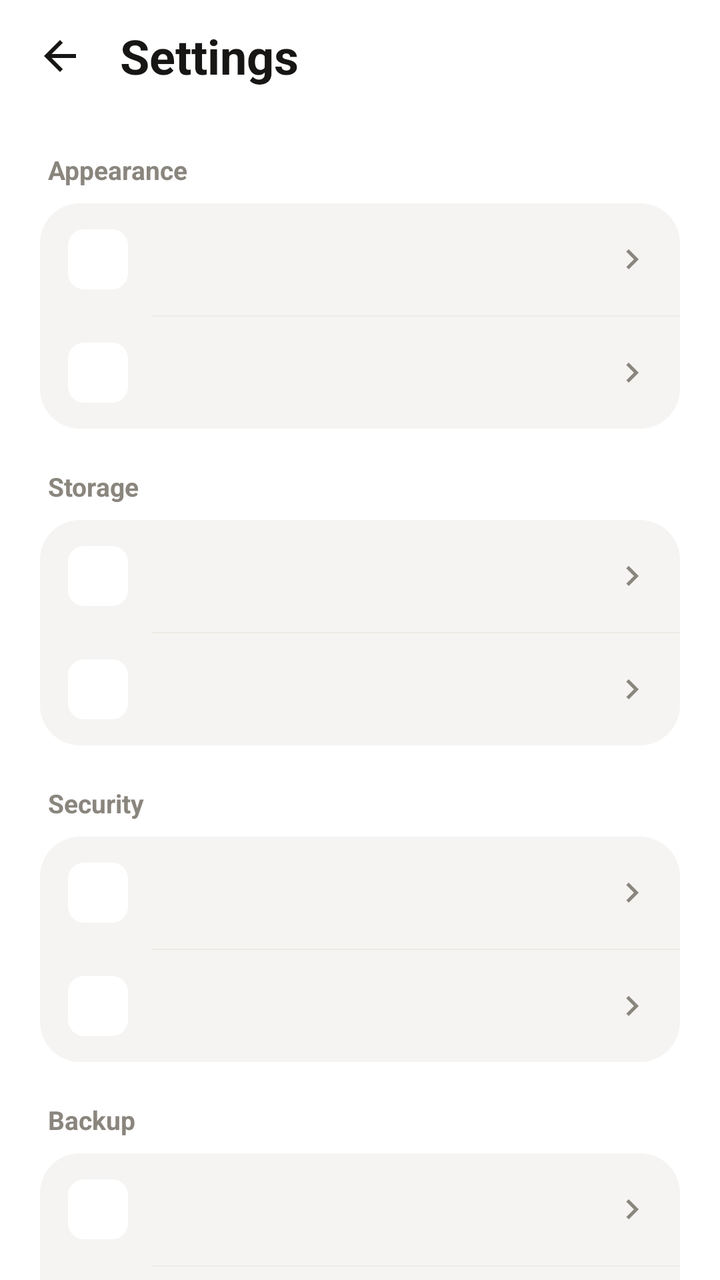
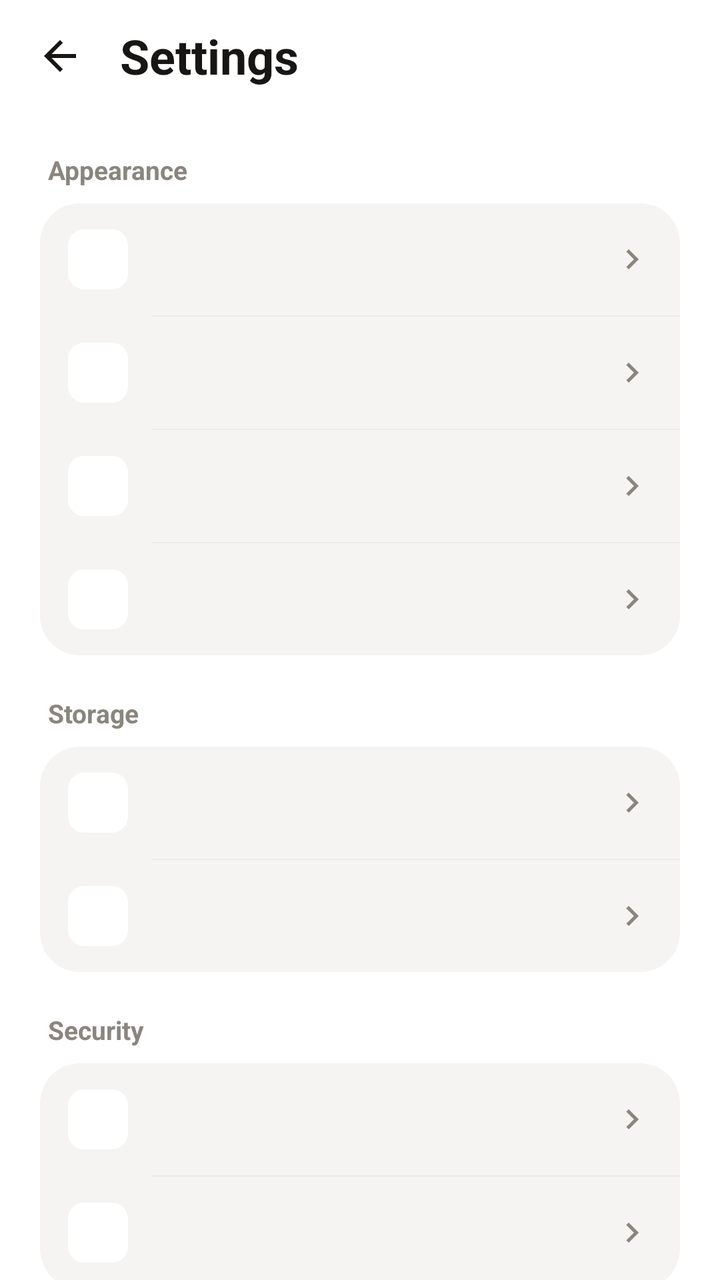

Screens rendered from an Android XML layout before and after an edit, with the pre-edit source and the edit as a unified diff.
<!-- AndroidManifest.xml: application theme Theme.Notlar -->
<!-- res/layout/activity_ayarlar.xml -->
<?xml version="1.0" encoding="utf-8"?>
<LinearLayout xmlns:android="http://schemas.android.com/apk/res/android"
    android:layout_width="match_parent"
    android:layout_height="match_parent"
    android:orientation="vertical"
    android:fitsSystemWindows="true">

    <LinearLayout
        android:layout_width="match_parent"
        android:layout_height="56dp"
        android:gravity="center_vertical"
        android:orientation="horizontal"
        android:paddingLeft="8dp"
        android:paddingRight="20dp">

        <ImageButton
            android:id="@+id/btnGeri"
            android:layout_width="44dp"
            android:layout_height="44dp"
            android:background="?attr/selectableItemBackgroundBorderless"
            android:contentDescription="@string/geri"
            android:src="@drawable/ic_geri" />

        <TextView
            android:layout_width="wrap_content"
            android:layout_height="wrap_content"
            android:layout_marginStart="8dp"
            android:text="@string/ayarlar"
            android:textColor="@color/metin"
            android:textSize="24sp"
            android:textStyle="bold" />
    </LinearLayout>

    <ScrollView
        android:layout_width="match_parent"
        android:layout_height="0dp"
        android:layout_weight="1"
        android:paddingLeft="20dp"
        android:paddingRight="20dp"
        android:scrollbars="none">

        <LinearLayout
            android:layout_width="match_parent"
            android:layout_height="wrap_content"
            android:orientation="vertical"
            android:paddingBottom="32dp">

            <TextView
                style="@style/BolumBasligi"
                android:text="@string/gorunum" />

            <LinearLayout
                android:layout_width="match_parent"
                android:layout_height="wrap_content"
                android:background="@drawable/bg_kart"
                android:orientation="vertical">

                <include
                    android:id="@+id/satirTema"
                    layout="@layout/item_ayar" />

                <View style="@style/AyarAyraci" />

                <include
                    android:id="@+id/satirRenk"
                    layout="@layout/item_ayar" />
            </LinearLayout>

            <TextView
                style="@style/BolumBasligi"
                android:text="@string/depolama" />

            <LinearLayout
                android:layout_width="match_parent"
                android:layout_height="wrap_content"
                android:background="@drawable/bg_kart"
                android:orientation="vertical">

                <include
                    android:id="@+id/satirKlasor"
                    layout="@layout/item_ayar" />

                <View style="@style/AyarAyraci" />

                <include
                    android:id="@+id/satirSiralama"
                    layout="@layout/item_ayar" />
            </LinearLayout>

            <TextView
                style="@style/BolumBasligi"
                android:text="@string/guvenlik" />

            <LinearLayout
                android:layout_width="match_parent"
                android:layout_height="wrap_content"
                android:background="@drawable/bg_kart"
                android:orientation="vertical">

                <include
                    android:id="@+id/satirKilit"
                    layout="@layout/item_ayar" />

                <View style="@style/AyarAyraci" />

                <include
                    android:id="@+id/satirEkranGizle"
                    layout="@layout/item_ayar" />
            </LinearLayout>

            <TextView
                style="@style/BolumBasligi"
                android:text="@string/yedekleme" />

            <LinearLayout
                android:layout_width="match_parent"
                android:layout_height="wrap_content"
                android:background="@drawable/bg_kart"
                android:orientation="vertical">

                <include
                    android:id="@+id/satirDisaAktar"
                    layout="@layout/item_ayar" />

                <View style="@style/AyarAyraci" />

                <include
                    android:id="@+id/satirIceAktar"
                    layout="@layout/item_ayar" />
            </LinearLayout>

            <TextView
                style="@style/BolumBasligi"
                android:text="@string/hakkinda" />

            <LinearLayout
                android:layout_width="match_parent"
                android:layout_height="wrap_content"
                android:background="@drawable/bg_kart"
                android:orientation="vertical">

                <include
                    android:id="@+id/satirSurum"
                    layout="@layout/item_ayar" />
            </LinearLayout>

            <TextView
                android:layout_width="match_parent"
                android:layout_height="wrap_content"
                android:layout_marginTop="16dp"
                android:gravity="center"
                android:lineSpacingExtra="3dp"
                android:paddingLeft="12dp"
                android:paddingRight="12dp"
                android:text="@string/gizlilik_ozet"
                android:textColor="@color/metin_ikincil"
                android:textSize="12sp" />
        </LinearLayout>
    </ScrollView>

</LinearLayout>
<!-- res/layout/item_ayar.xml (included above) -->
<?xml version="1.0" encoding="utf-8"?>
<LinearLayout xmlns:android="http://schemas.android.com/apk/res/android"
    android:layout_width="match_parent"
    android:layout_height="wrap_content"
    android:background="?attr/selectableItemBackground"
    android:gravity="center_vertical"
    android:orientation="horizontal"
    android:paddingLeft="14dp"
    android:paddingTop="13dp"
    android:paddingRight="14dp"
    android:paddingBottom="13dp">

    <ImageView
        android:id="@+id/ayarIkon"
        android:layout_width="30dp"
        android:layout_height="30dp"
        android:background="@drawable/bg_rozet"
        android:importantForAccessibility="no"
        android:padding="6dp" />

    <LinearLayout
        android:layout_width="0dp"
        android:layout_height="wrap_content"
        android:layout_marginStart="12dp"
        android:layout_weight="1"
        android:orientation="vertical">

        <TextView
            android:id="@+id/ayarBaslik"
            android:layout_width="match_parent"
            android:layout_height="wrap_content"
            android:textColor="@color/metin"
            android:textSize="15sp" />

        <TextView
            android:id="@+id/ayarOzet"
            android:layout_width="match_parent"
            android:layout_height="wrap_content"
            android:ellipsize="end"
            android:maxLines="1"
            android:textColor="@color/metin_ikincil"
            android:textSize="12sp"
            android:visibility="gone" />
    </LinearLayout>

    <ImageView
        android:id="@+id/ayarChevron"
        android:layout_width="20dp"
        android:layout_height="20dp"
        android:importantForAccessibility="no"
        android:src="@drawable/ic_chevron" />

</LinearLayout>
<!-- resources referenced by this layout -->
<resources>
  <color name="metin">#171614</color>
  <color name="metin_ikincil">#8A867E</color>
  <!-- drawable bg_kart (drawable) -->
  <?xml version="1.0" encoding="utf-8"?>
  <shape xmlns:android="http://schemas.android.com/apk/res/android" android:shape="rectangle">
      <solid android:color="@color/kart" />
      <corners android:radius="20dp" />
  </shape>
  <!-- drawable bg_rozet (drawable) -->
  <?xml version="1.0" encoding="utf-8"?>
  <shape xmlns:android="http://schemas.android.com/apk/res/android" android:shape="rectangle">
      <solid android:color="#FFFFFF" />
      <corners android:radius="8dp" />
  </shape>
  <!-- drawable ic_chevron (drawable) -->
  <?xml version="1.0" encoding="utf-8"?>
  <vector xmlns:android="http://schemas.android.com/apk/res/android"
      android:width="20dp" android:height="20dp"
      android:viewportWidth="24" android:viewportHeight="24"
      android:tint="@color/metin_ikincil">
      <path android:fillColor="#FF000000"
          android:pathData="M10,6L8.59,7.41 13.17,12l-4.58,4.59L10,18l6,-6z"/>
  </vector>
  <!-- drawable ic_geri (drawable) -->
  <?xml version="1.0" encoding="utf-8"?>
  <vector xmlns:android="http://schemas.android.com/apk/res/android"
      android:width="24dp" android:height="24dp"
      android:viewportWidth="24" android:viewportHeight="24"
      android:tint="@color/metin">
      <path android:fillColor="#FF000000"
          android:pathData="M20,11H7.83l5.59,-5.59L12,4l-8,8 8,8 1.41,-1.41L7.83,13H20v-2z"/>
  </vector>
  <string name="ayarlar">Settings</string>
  <string name="depolama">Storage</string>
  <string name="geri">Back</string>
  <string name="gizlilik_ozet">This app never connects to the internet. All your notes stay on your device.</string>
  <string name="gorunum">Appearance</string>
  <string name="guvenlik">Security</string>
  <string name="hakkinda">About</string>
  <string name="yedekleme">Backup</string>
  <style name="AyarAyraci">
          <item name="android:layout_width">match_parent</item>
          <item name="android:layout_height">0.5dp</item>
          <item name="android:layout_marginLeft">56dp</item>
          <item name="android:background">@color/ayrac</item>
      </style>
  <style name="BolumBasligi">
          <item name="android:layout_width">match_parent</item>
          <item name="android:layout_height">wrap_content</item>
          <item name="android:layout_marginTop">20dp</item>
          <item name="android:layout_marginBottom">8dp</item>
          <item name="android:paddingLeft">4dp</item>
          <item name="android:textColor">@color/metin_ikincil</item>
          <item name="android:textSize">13sp</item>
          <item name="android:textStyle">bold</item>
      </style>
  <style name="Theme.Notlar" parent="Theme.AppCompat.DayNight.NoActionBar">
          <item name="android:windowBackground">@color/zemin</item>
          <item name="android:statusBarColor">@color/zemin</item>
          <item name="android:navigationBarColor">@color/zemin</item>
          <item name="android:windowLightStatusBar" tools:targetApi="23">true</item>
          <item name="android:textColorPrimary">@color/metin</item>
          <item name="android:textColorSecondary">@color/metin_ikincil</item>
          <item name="colorAccent">@color/vurgu</item>
          <item name="colorControlActivated">@color/vurgu</item>
          <item name="android:textCursorDrawable">@null</item>
          <item name="colorBackgroundFloating">@color/kart</item>
      </style>
  <color name="kart">#F5F4F2</color>
  <color name="ayrac">#ECEAE6</color>
  <color name="zemin">#FFFFFF</color>
  <color name="vurgu">#B05E00</color>
</resources>

<!-- the commit's change to res/layout/activity_ayarlar.xml (unified diff, before → after) -->
@@ -63,6 +63,18 @@
 
                 <include
                     android:id="@+id/satirRenk"
+                    layout="@layout/item_ayar" />
+
+                <View style="@style/AyarAyraci" />
+
+                <include
+                    android:id="@+id/satirYaziTipi"
+                    layout="@layout/item_ayar" />
+
+                <View style="@style/AyarAyraci" />
+
+                <include
+                    android:id="@+id/satirYaziBoyu"
                     layout="@layout/item_ayar" />
             </LinearLayout>
 
